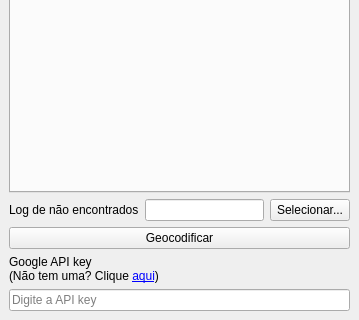
Qt form Geocoding/UI/window.ui (phborba/dsgtoolsop) before a commit; both pictures show x 0 to 359 and y 292 to 612 of the 359 by 612 pixel window.
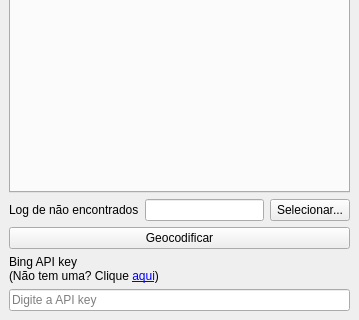
The same form after that commit. Custom widgets are drawn as their Qt base class.

Commit message: Now using GeoPy (Bing) for geocoding - no more Google Maps

Patch:
```diff
--- a/Geocoding/UI/window.ui
+++ b/Geocoding/UI/window.ui
@@ -270,7 +270,7 @@
     <item>
      <widget class="QLabel" name="label_2">
       <property name="text">
-       <string>&lt;html&gt;&lt;head/&gt;&lt;body&gt;&lt;p&gt;Google API key&lt;br/&gt;(Não tem uma? Clique &lt;a href=&quot;http://bit.ly/dsgtoolsop-apikey&quot;&gt;&lt;span style=&quot; text-decoration: underline; color:#0000ff;&quot;&gt;aqui&lt;/span&gt;&lt;/a&gt;)&lt;/p&gt;&lt;/body&gt;&lt;/html&gt;</string>
+       <string>&lt;html&gt;&lt;head/&gt;&lt;body&gt;&lt;p&gt;Bing API key&lt;br/&gt;(Não tem uma? Clique &lt;a href=&quot;https://www.bingmapsportal.com&quot;&gt;&lt;span style=&quot; text-decoration: underline; color:#0000ff;&quot;&gt;aqui&lt;/span&gt;&lt;/a&gt;)&lt;/p&gt;&lt;/body&gt;&lt;/html&gt;</string>
       </property>
       <property name="textFormat">
        <enum>Qt::RichText</enum>
```
The commit also changes 62 other files.
